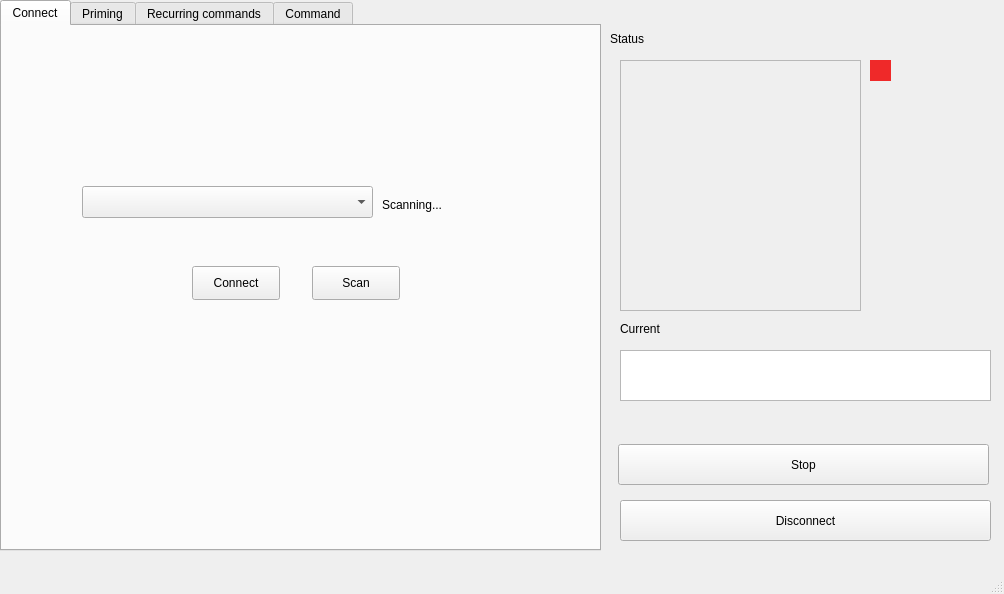
Qt form basic.ui (arjun1299/PancreasGUI) before a commit.
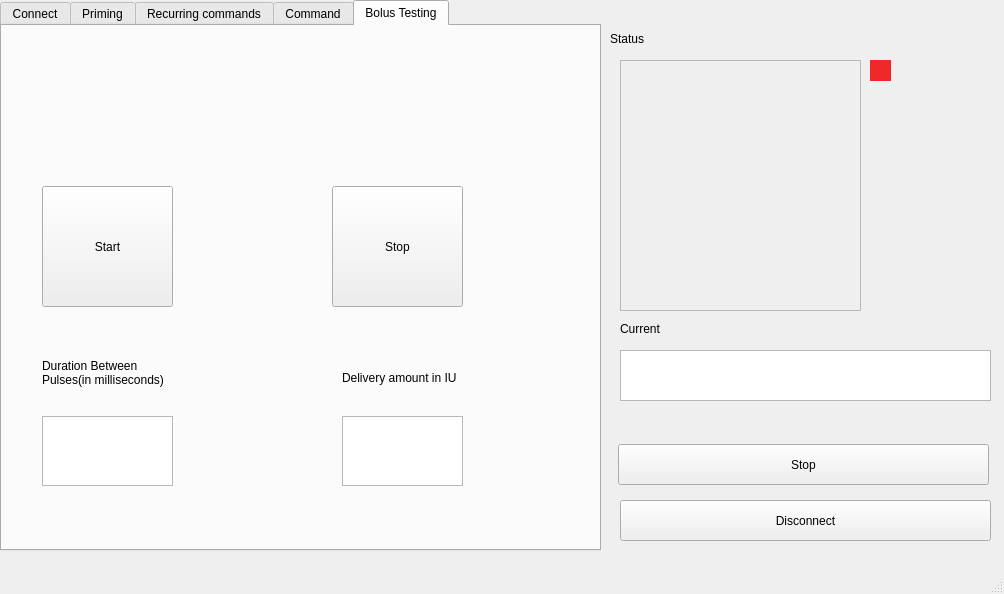
The same form after that commit. The open tabs and pages were chosen to show the change.

Commit message: new file:   _bolusTesting.py: Handles all bolus testing operations, calculates delays as deliveryTime -(insulonEndTime-insulonStartTime) 	modified:   basic.ui: New tab for bolus testing added 	modified:   basicui.py 	modified:   logicModule.py: Splitting of charachters and numbers implemented

```diff
--- a/basic.ui
+++ b/basic.ui
@@ -355,6 +355,95 @@
       </property>
      </widget>
     </widget>
+    <widget class="QWidget" name="BolusTestingTab">
+     <attribute name="title">
+      <string>Bolus Testing</string>
+     </attribute>
+     <widget class="QPushButton" name="startBolusBtn">
+      <property name="geometry">
+       <rect>
+        <x>40</x>
+        <y>160</y>
+        <width>131</width>
+        <height>121</height>
+       </rect>
+      </property>
+      <property name="text">
+       <string>Start</string>
+      </property>
+     </widget>
+     <widget class="QPushButton" name="stopBolusBtn">
+      <property name="geometry">
+       <rect>
+        <x>330</x>
+        <y>160</y>
+        <width>131</width>
+        <height>121</height>
+       </rect>
+      </property>
+      <property name="text">
+       <string>Stop</string>
+      </property>
+     </widget>
+     <widget class="QTextEdit" name="pulseDelayTxt">
+      <property name="geometry">
+       <rect>
+        <x>40</x>
+        <y>390</y>
+        <width>131</width>
+        <height>70</height>
+       </rect>
+      </property>
+     </widget>
+     <widget class="QTextEdit" name="deliveryAmtTxt">
+      <property name="geometry">
+       <rect>
+        <x>340</x>
+        <y>390</y>
+        <width>121</width>
+        <height>70</height>
+       </rect>
+      </property>
+     </widget>
+     <widget class="QLabel" name="label_4">
+      <property name="geometry">
+       <rect>
+        <x>40</x>
+        <y>316</y>
+        <width>131</width>
+        <height>61</height>
+       </rect>
+      </property>
+      <property name="text">
+       <string>Duration Between Pulses(in milliseconds)</string>
+      </property>
+      <property name="textFormat">
+       <enum>Qt::AutoText</enum>
+      </property>
+      <property name="scaledContents">
+       <bool>false</bool>
+      </property>
+      <property name="wordWrap">
+       <bool>true</bool>
+      </property>
+     </widget>
+     <widget class="QLabel" name="label_8">
+      <property name="geometry">
+       <rect>
+        <x>340</x>
+        <y>326</y>
+        <width>131</width>
+        <height>51</height>
+       </rect>
+      </property>
+      <property name="text">
+       <string>Delivery amount in IU</string>
+      </property>
+      <property name="wordWrap">
+       <bool>true</bool>
+      </property>
+     </widget>
+    </widget>
    </widget>
    <widget class="QLabel" name="statusLabel">
     <property name="geometry">
```
The commit also changes 10 other files.
